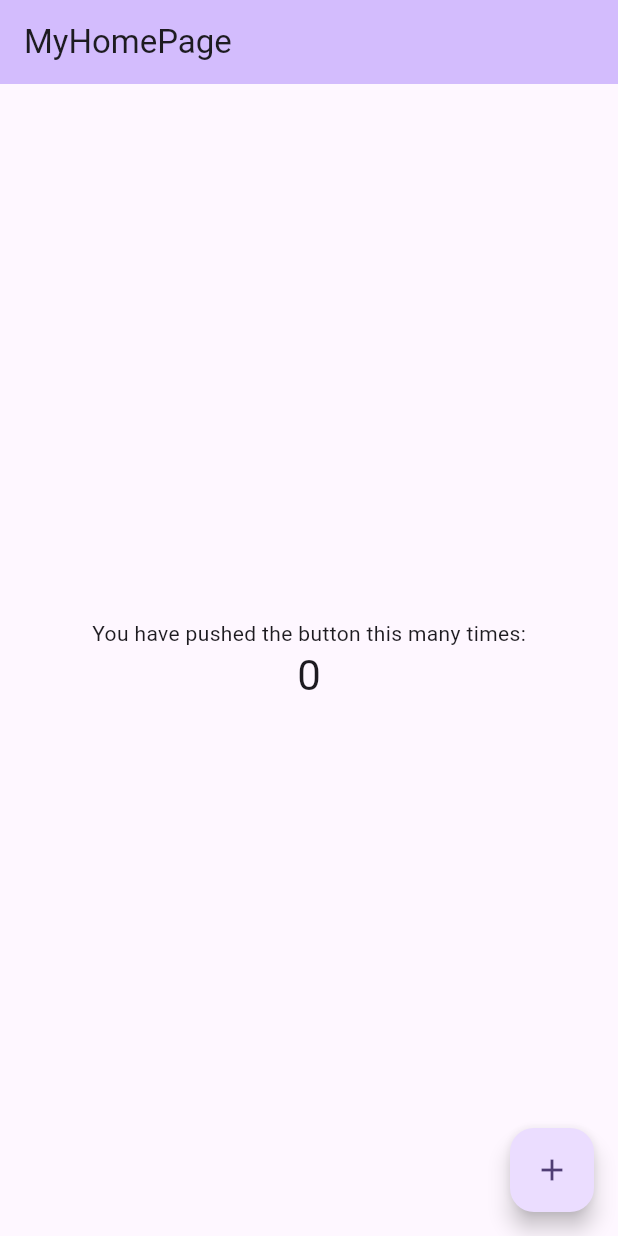
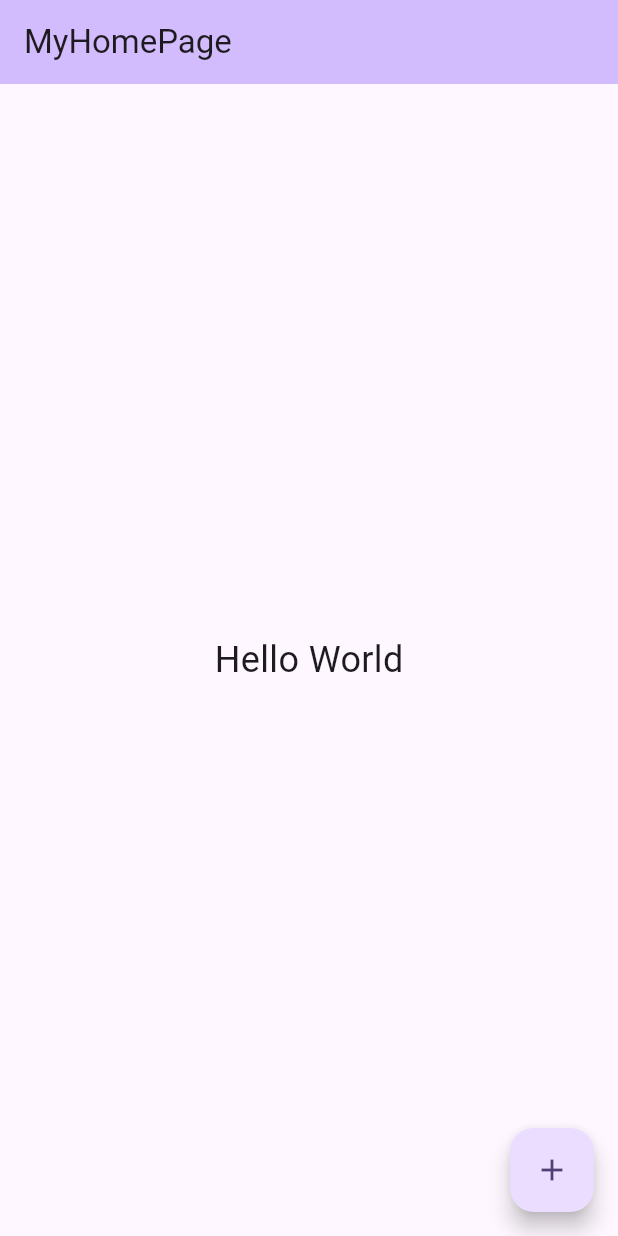
Before and after one commit to lowkey-ems/programming_nc4, a Flutter app: the screen it shows after launch, on a phone screen of 412 x 824 dp. Run offline on Flutter 3.47's test engine with Material 3 defaults, Android fonts, the phone set to English and light mode, and no system bars.

Commit message:
feat: add Hello World! home screen

```diff
--- a/lib/main.dart
+++ b/lib/main.dart
@@ -86,32 +86,10 @@ class _MyHomePageState extends State<MyHomePage> {
         title: Text(widget.title),
       ),
       body: Center(
-        // Center is a layout widget. It takes a single child and positions it
-        // in the middle of the parent.
-        child: Column(
-          // Column is also a layout widget. It takes a list of children and
-          // arranges them vertically. By default, it sizes itself to fit its
-          // children horizontally, and tries to be as tall as its parent.
-          //
-          // Column has various properties to control how it sizes itself and
-          // how it positions its children. Here we use mainAxisAlignment to
-          // center the children vertically; the main axis here is the vertical
-          // axis because Columns are vertical (the cross axis would be
-          // horizontal).
-          //
-          // TRY THIS: Invoke "debug painting" (choose the "Toggle Debug Paint"
-          // action in the IDE, or press "p" in the console), to see the
-          // wireframe for each widget.
-          mainAxisAlignment: MainAxisAlignment.center,
-          children: <Widget>[
-            const Text('You have pushed the button this many times:'),
-            Text(
-              '$_counter',
-              style: Theme.of(context).textTheme.headlineMedium,
+          child: Text(
+            'Hello World',
+            style: TextStyle(fontSize: 24)),
             ),
-          ],
-        ),
-      ),
       floatingActionButton: FloatingActionButton(
         onPressed: _incrementCounter,
         tooltip: 'Increment',
```
Also changed, not shown: 1 other file.
